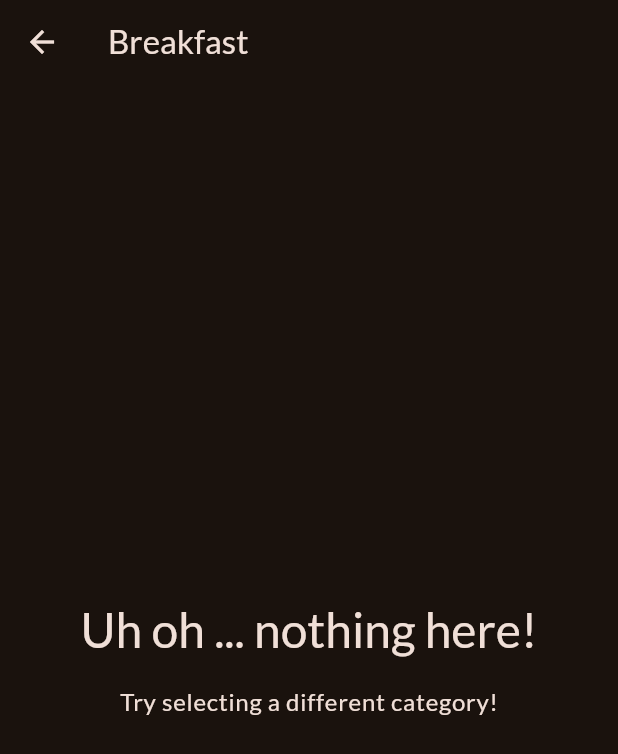
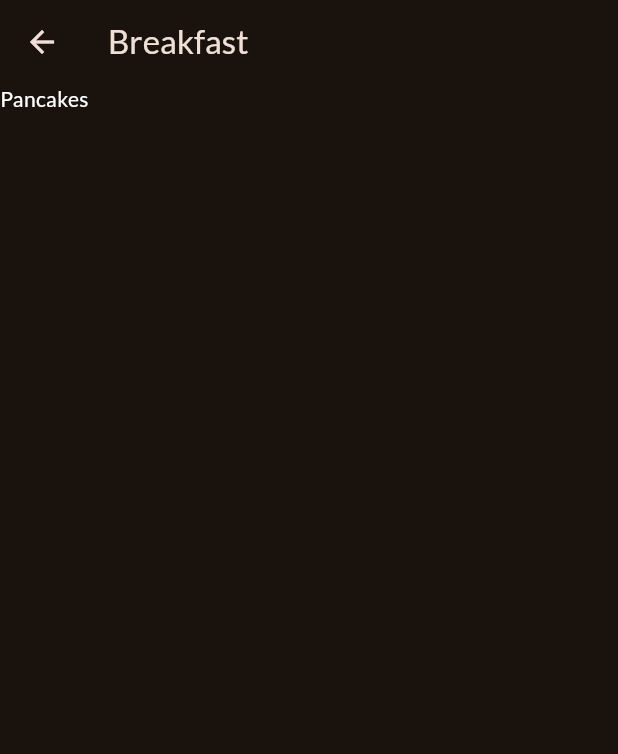
Before and after one commit to JoyChowdhury12/Super-Meals-App, a Flutter app: the screen it shows after launch, after a tap on "Breakfast", on a phone screen of 412 x 824 dp. Shown: the top 754 px of the screen. Run offline on Flutter 3.47's test engine with Material 3 defaults, Android fonts, the phone set to English and light mode, and no system bars; our stand-ins replace google_fonts.

Commit message:
Added meals list by clicking in a category

```diff
--- a/lib/screens/categories_screen.dart
+++ b/lib/screens/categories_screen.dart
@@ -1,11 +1,26 @@
 import 'package:flutter/material.dart';
 import 'package:super_meals/data/dummy_data.dart';
+import 'package:super_meals/models/category.dart';
 import 'package:super_meals/widgets/category_grid_item.dart';
 
 import 'meals_screen.dart';
 
 class CategoriesScreen extends StatelessWidget {
   const CategoriesScreen({super.key});
+
+  void _onSelectCategory(BuildContext context, Category category) {
+    final filteredMeals = dummyMeals
+        .where((meal) => meal.categories.contains(category.id))
+        .toList();
+    Navigator.push(
+      context,
+      MaterialPageRoute(
+          builder: (context) => MealsScreen(
+                title: category.title,
+                meals: filteredMeals,
+              )),
+    );
+  }
 
   @override
   Widget build(BuildContext context) {
@@ -24,14 +39,7 @@ class CategoriesScreen extends StatelessWidget {
             CategoryGridItem(
               category: category,
               onSelectCategory: () {
-                Navigator.push(
-                  context,
-                  MaterialPageRoute(
-                      builder: (context) => MealsScreen(
-                            title: category.title,
-                            meals: [],
-                          )),
-                );
+                _onSelectCategory(context, category);
               },
             )
         ],
--- a/lib/screens/meals_screen.dart
+++ b/lib/screens/meals_screen.dart
@@ -36,7 +36,11 @@ class MealsScreen extends StatelessWidget {
     );
     if (meals.isNotEmpty) {
       content = ListView.builder(
-          itemBuilder: (context, index) => Text(meals[index].title));
+          itemCount: meals.length,
+          itemBuilder: (context, index) => Text(
+                meals[index].title,
+                style: TextStyle(color: Colors.white),
+              ));
     }
 
     return Scaffold(
```
